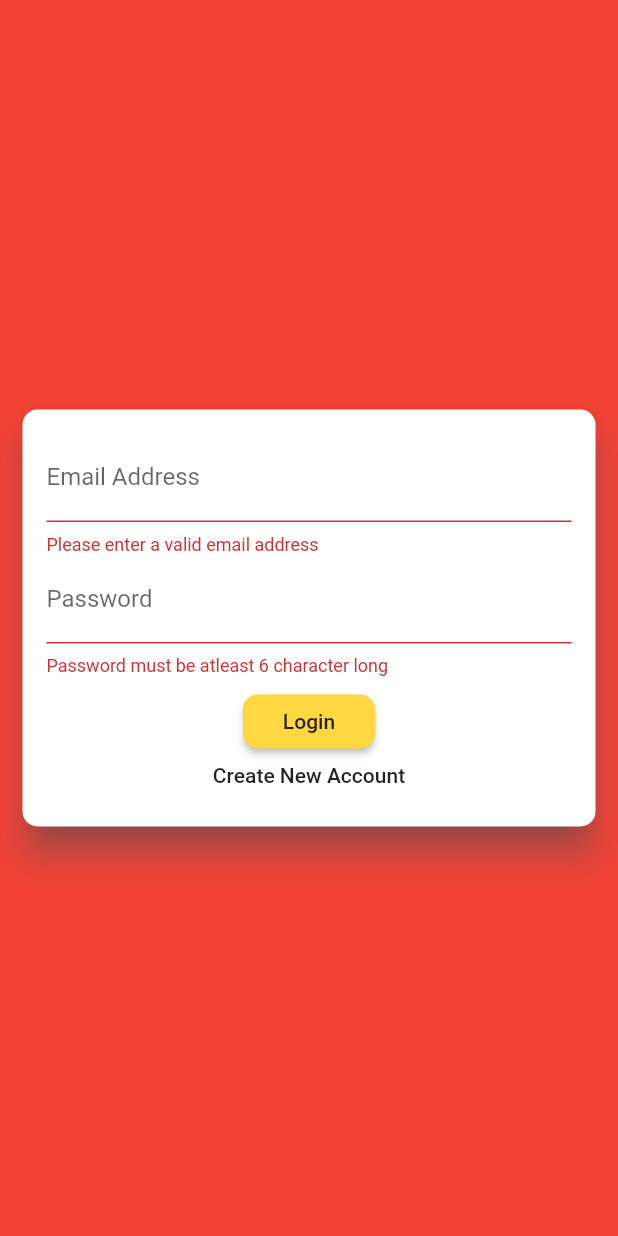
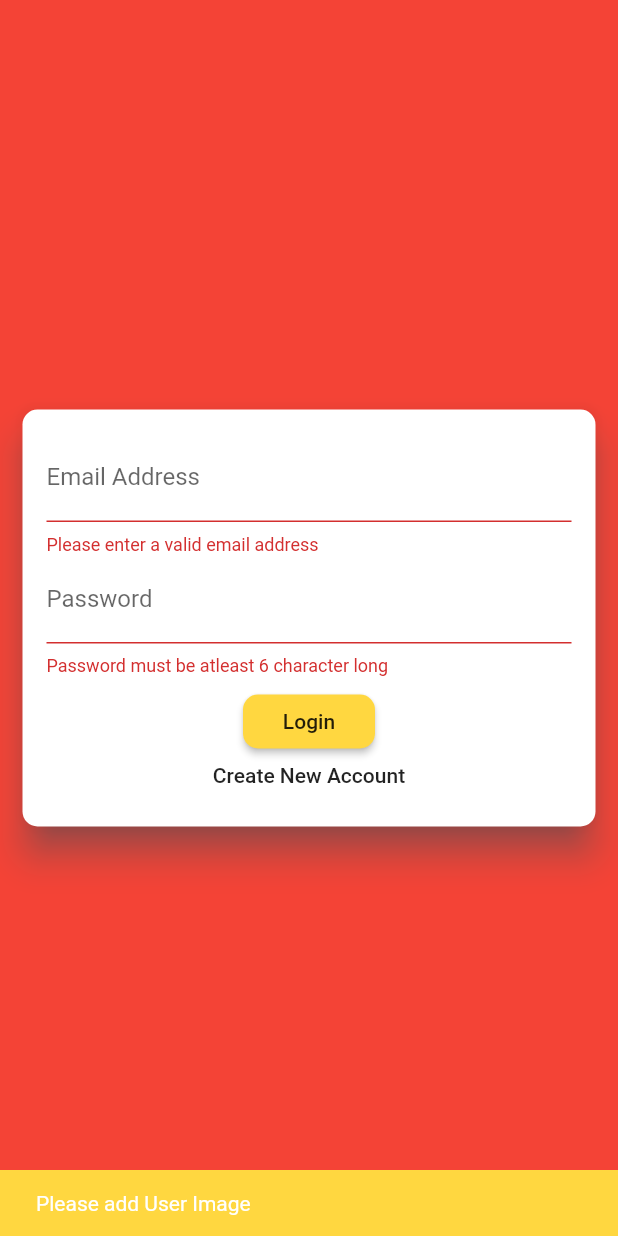
Before and after one commit to d4rk-lucif3r/chat_app, a Flutter app: the screen it shows after launch, after a tap on "Login", on a phone screen of 412 x 824 dp. Run offline on Flutter 3.47's test engine with Material 2 defaults, Android fonts, the phone set to English and light mode, and no system bars; our stand-ins replace cloud_firestore, firebase_auth, firebase_core, firebase_storage, image_picker; accounts and stored records are empty.

Commit message:
Implemented User image upload to Firbase Storage
Signed-off-by: Arsh Anwar <lucifer78908@gmail.com>

```diff
--- a/lib/widgets/auth/auth_form.dart
+++ b/lib/widgets/auth/auth_form.dart
@@ -1,3 +1,4 @@
+import 'dart:io';
 import 'package:flutter/material.dart';
 
 import '../picker/user_image_picker.dart';
@@ -8,6 +9,7 @@ class AuthForm extends StatefulWidget {
     String username,
     String email,
     bool isLogin,
+    File imageFile,
   ) _submitForm;
   final bool isLoading;
   const AuthForm(this._submitForm, this.isLoading);
@@ -22,9 +24,22 @@ class _AuthFormState extends State<AuthForm> {
   String _userEmail = '';
   String _userName = '';
   String _userPassword = '';
+  File _userImageFile;
+  void _pickedImage(File image) {
+    _userImageFile = image;
+  }
+
   void _submit() {
     final isValid = _formKey.currentState.validate();
     FocusScope.of(context).unfocus();
+    if (_userImageFile == null) {
+      ScaffoldMessenger.of(context).showSnackBar(SnackBar(
+        backgroundColor: Theme.of(context).accentColor,
+        content: Text('Please add User Image'),
+        elevation: 10,
+      ));
+      return;
+    }
     if (isValid) {
       _formKey.currentState.save();
       widget._submitForm(
@@ -32,6 +47,7 @@ class _AuthFormState extends State<AuthForm> {
         _userName,
         _userEmail,
         _isLogin,
+        _userImageFile,
       );
     }
   }
@@ -49,7 +65,7 @@ class _AuthFormState extends State<AuthForm> {
               child: Column(
                 mainAxisSize: MainAxisSize.min,
                 children: [
-                  if (!_isLogin) UserImagePicker(),
+                  if (!_isLogin) UserImagePicker(_pickedImage),
                   TextFormField(
                     key: ValueKey('email'),
                     keyboardType: TextInputType.emailAddress,
```
Also changed, not shown: lib/screens/auth_screen.dart (+29 -5 lines), lib/widgets/picker/user_image_picker.dart (+15 -5 lines).
